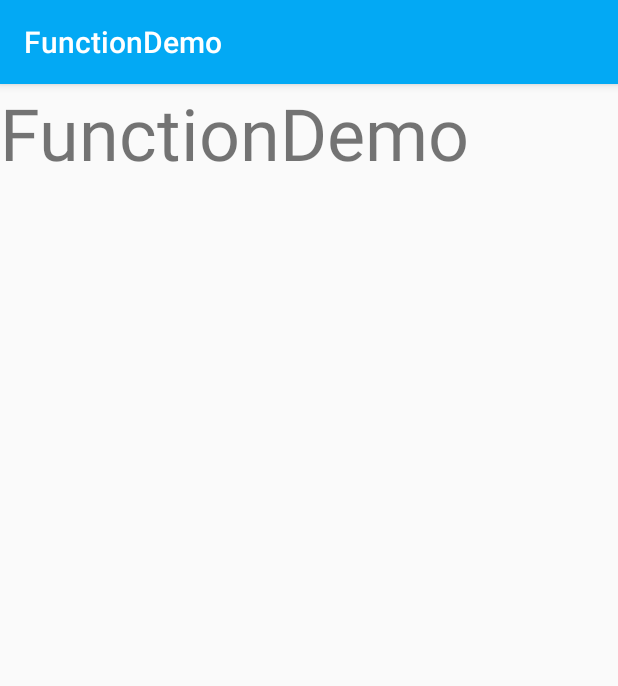
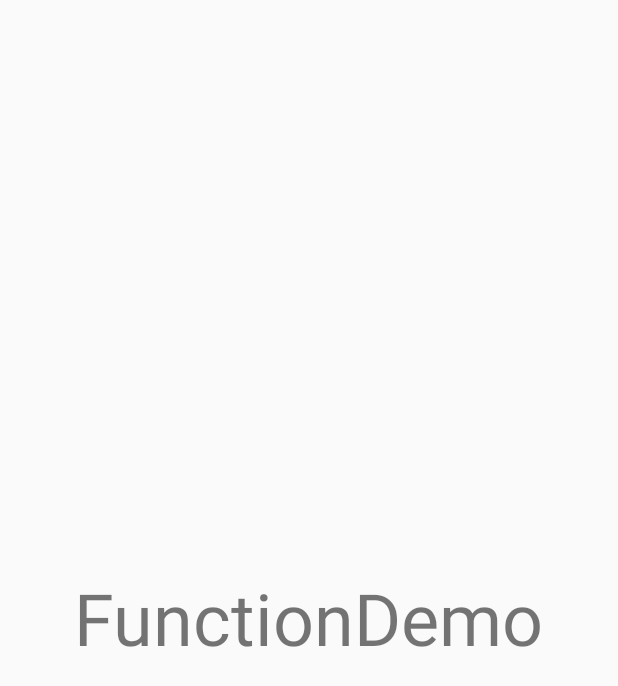
Before and after one commit to WWK563388548/MagicBox, an Android app: the LaunchActivity screen opened directly, with no data from a screen before it, on a phone screen of 412 x 824 dp. Shown: the top 686 px of the screen. Run offline under Robolectric (Android 15) with nearby library versions, the light colour scheme and no system bars; 1 statement that could not run was skipped.

Commit message:
Create full screen theme and make the Launch page to full screen

```diff
--- a/app/src/main/AndroidManifest.xml
+++ b/app/src/main/AndroidManifest.xml
@@ -9,7 +9,9 @@
         android:roundIcon="@mipmap/ic_launcher_round"
         android:supportsRtl="true"
         android:theme="@style/AppTheme">
-        <activity android:name=".ui.LaunchActivity">
+        <activity
+            android:name=".ui.LaunchActivity"
+            android:theme="@style/NoActivityFullScreen">
             <intent-filter>
                 <action android:name="android.intent.action.MAIN" />
 
--- a/app/src/main/java/com/example/wwk/functiondemo/ui/LaunchActivity.java
+++ b/app/src/main/java/com/example/wwk/functiondemo/ui/LaunchActivity.java
@@ -10,6 +10,7 @@
 import com.example.wwk.functiondemo.MainActivity;
 import com.example.wwk.functiondemo.R;
 import com.example.wwk.functiondemo.utils.SharedPreferencesUtils;
+import com.example.wwk.functiondemo.utils.UtilTools;
 
 /**
  * Created by wwk on 17/5/21.
@@ -56,6 +57,7 @@
         // Delay 2 second when launching the interface
         handler.sendEmptyMessageDelayed(HANDLER_LAUNCH, 2000);
         mLaunchView = (TextView) findViewById(R.id.launch_view);
+        UtilTools.setFont(this, mLaunchView);
     }
 
     // Estimate app that is it being launched for the first time
--- a/app/src/main/res/layout/activity_launch.xml
+++ b/app/src/main/res/layout/activity_launch.xml
@@ -2,7 +2,8 @@
 <LinearLayout xmlns:android="http://schemas.android.com/apk/res/android"
     android:orientation="vertical"
     android:layout_width="match_parent"
-    android:layout_height="match_parent">
+    android:layout_height="match_parent"
+    android:gravity="center">
 
     <TextView
         android:id="@+id/launch_view"
--- a/app/src/main/res/values/styles.xml
+++ b/app/src/main/res/values/styles.xml
@@ -8,4 +8,12 @@
         <item name="colorAccent">@color/colorAccent</item>
     </style>
 
+    <!-- Theme of full screen -->
+    <style name="NoActivityFullScreen" parent="Theme.AppCompat.Light.NoActionBar">
+        <item name="windowNoTitle">true</item>
+        <item name="windowActionBar">false</item>
+        <item name="android:windowFullscreen">true</item>
+        <item name="android:windowContentOverlay">@null</item>
+    </style>
+
 </resources>
```
